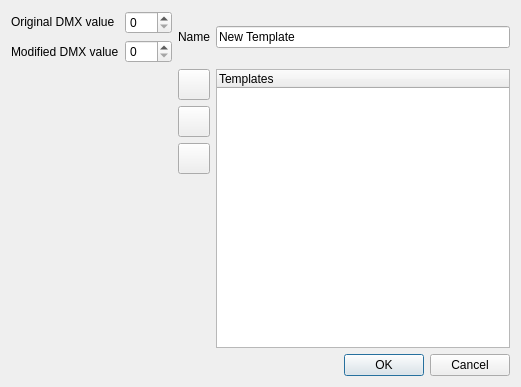
Qt form ui/src/channelmodifiereditor.ui (mcallegari/qlcplus) before a commit.
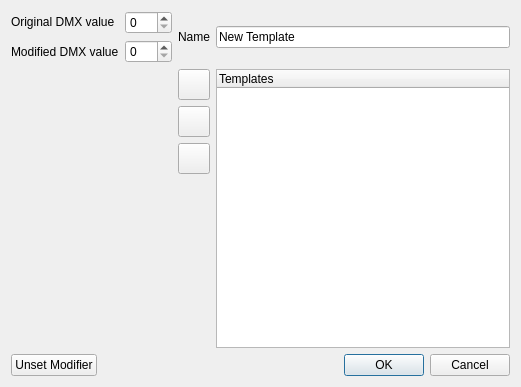
The same form after that commit. Icons and pictures are not drawn.

Commit message:
Channels Configuration: it is now possible to unset a Channel Modifier
Channels Modifier Editor: select a previously set modifier when opening the dialog

Patch:
```diff
--- a/ui/src/channelmodifiereditor.ui
+++ b/ui/src/channelmodifiereditor.ui
@@ -155,6 +155,25 @@
     </layout>
    </item>
    <item>
+    <layout class="QHBoxLayout" name="horizontalLayout_2">
+     <item>
+      <widget class="QPushButton" name="m_unsetButton">
+       <property name="text">
+        <string>Unset Modifier</string>
+       </property>
+       <property name="icon">
+        <iconset resource="qlcui.qrc">
+         <normaloff>:/uncheck.png</normaloff>:/uncheck.png</iconset>
+       </property>
+       <property name="iconSize">
+        <size>
+         <width>18</width>
+         <height>18</height>
+        </size>
+       </property>
+      </widget>
+     </item>
+     <item>
     <widget class="QDialogButtonBox" name="buttonBox">
      <property name="orientation">
       <enum>Qt::Horizontal</enum>
@@ -163,6 +182,8 @@
       <set>QDialogButtonBox::Cancel|QDialogButtonBox::Ok</set>
      </property>
     </widget>
+     </item>
+    </layout>
    </item>
   </layout>
  </widget>
```
Lines whose indentation alone changed are shown as unchanged. The commit also changes 5 other files.
